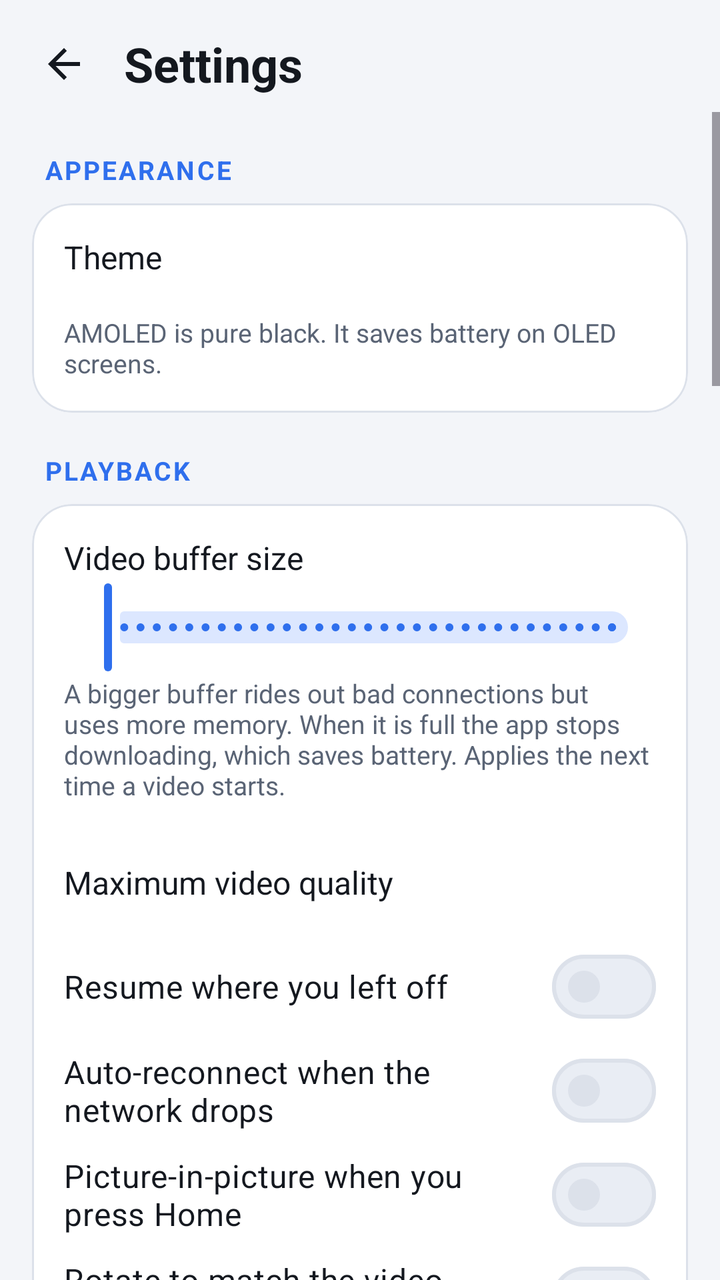
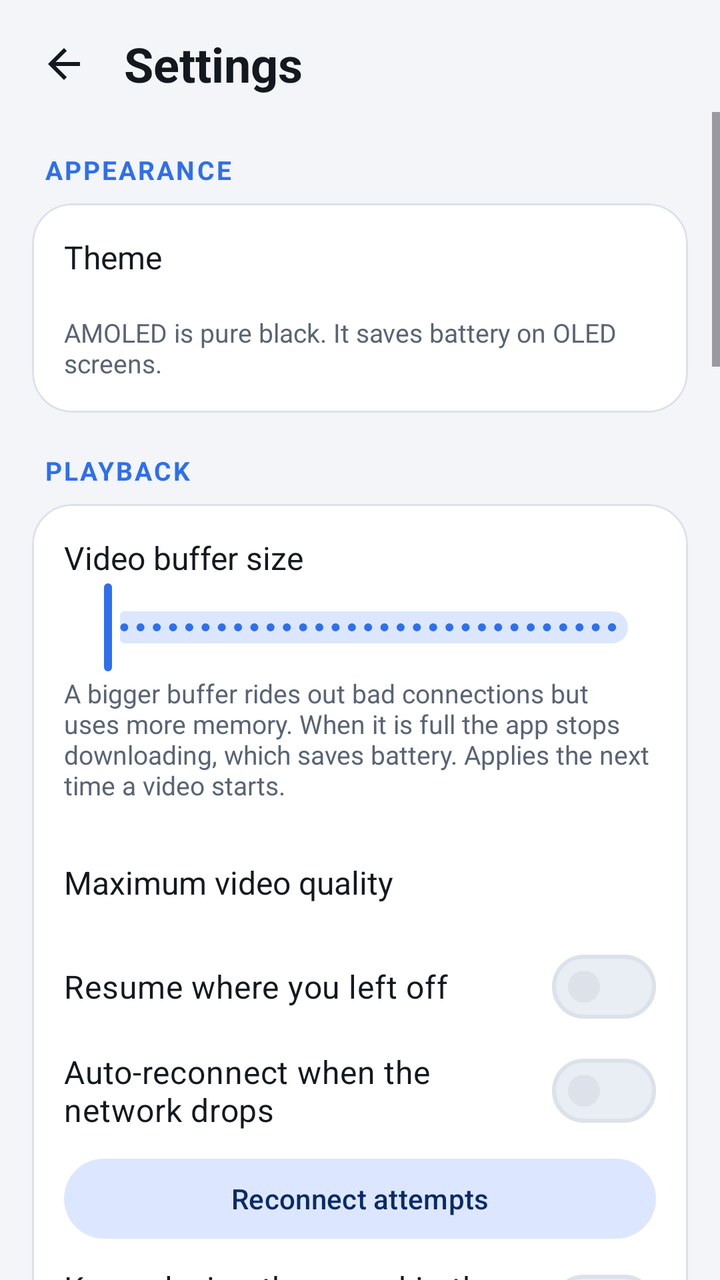

Screens rendered from an Android XML layout before and after an edit, with the pre-edit source and the edit as a unified diff.
<!-- AndroidManifest.xml: application theme Theme.StreamLite -->
<!-- res/layout/activity_settings.xml -->
<?xml version="1.0" encoding="utf-8"?>
<LinearLayout xmlns:android="http://schemas.android.com/apk/res/android"
    xmlns:app="http://schemas.android.com/apk/res-auto"
    android:layout_width="match_parent"
    android:layout_height="match_parent"
    android:background="?attr/slBg"
    android:fitsSystemWindows="true"
    android:orientation="vertical">

    <LinearLayout
        android:layout_width="match_parent"
        android:layout_height="wrap_content"
        android:gravity="center_vertical"
        android:orientation="horizontal"
        android:paddingStart="8dp"
        android:paddingTop="8dp"
        android:paddingEnd="8dp">

        <ImageButton
            android:id="@+id/backBtn"
            style="@style/SL.IconBtn"
            android:contentDescription="Back"
            android:src="@drawable/ic_back"
            android:tint="?attr/colorOnSurface" />

        <TextView
            android:layout_width="wrap_content"
            android:layout_height="wrap_content"
            android:layout_marginStart="6dp"
            android:text="Settings"
            android:textColor="?attr/colorOnSurface"
            android:textSize="24sp"
            android:textStyle="bold" />
    </LinearLayout>

    <ScrollView
        android:layout_width="match_parent"
        android:layout_height="0dp"
        android:layout_weight="1"
        android:clipToPadding="false"
        android:paddingBottom="24dp">

        <LinearLayout
            android:layout_width="match_parent"
            android:layout_height="wrap_content"
            android:orientation="vertical"
            android:paddingStart="16dp"
            android:paddingEnd="16dp">

            
            <TextView
                style="@style/SL.Section"
                android:text="Appearance" />

            <com.google.android.material.card.MaterialCardView
                style="@style/SL.Card"
                android:layout_width="match_parent"
                android:layout_height="wrap_content">

                <LinearLayout
                    android:layout_width="match_parent"
                    android:layout_height="wrap_content"
                    android:orientation="vertical"
                    android:padding="16dp">

                    <TextView
                        style="@style/SL.Label"
                        android:text="Theme" />

                    <com.google.android.material.button.MaterialButtonToggleGroup
                        android:id="@+id/themeGroup"
                        android:layout_width="match_parent"
                        android:layout_height="wrap_content"
                        android:layout_marginTop="10dp"
                        app:selectionRequired="true"
                        app:singleSelection="true">

                        <Button
                            android:id="@+id/themeSystem"
                            style="?attr/materialButtonOutlinedStyle"
                            android:layout_width="0dp"
                            android:layout_height="wrap_content"
                            android:layout_weight="1"
                            android:text="System" />

                        <Button
                            android:id="@+id/themeDark"
                            style="?attr/materialButtonOutlinedStyle"
                            android:layout_width="0dp"
                            android:layout_height="wrap_content"
                            android:layout_weight="1"
                            android:text="Dark" />

                        <Button
                            android:id="@+id/themeAmoled"
                            style="?attr/materialButtonOutlinedStyle"
                            android:layout_width="0dp"
                            android:layout_height="wrap_content"
                            android:layout_weight="1"
                            android:text="AMOLED" />
                    </com.google.android.material.button.MaterialButtonToggleGroup>

                    <TextView
                        style="@style/SL.Hint"
                        android:layout_marginTop="8dp"
                        android:text="AMOLED is pure black. It saves battery on OLED screens." />
                </LinearLayout>
            </com.google.android.material.card.MaterialCardView>

            
            <TextView
                style="@style/SL.Section"
                android:text="Playback" />

            <com.google.android.material.card.MaterialCardView
                style="@style/SL.Card"
                android:layout_width="match_parent"
                android:layout_height="wrap_content">

                <LinearLayout
                    android:layout_width="match_parent"
                    android:layout_height="wrap_content"
                    android:orientation="vertical"
                    android:padding="16dp">

                    <LinearLayout
                        android:layout_width="match_parent"
                        android:layout_height="wrap_content"
                        android:orientation="horizontal">

                        <TextView
                            style="@style/SL.Label"
                            android:layout_width="0dp"
                            android:layout_weight="1"
                            android:text="Video buffer size" />

                        <TextView
                            android:id="@+id/bufValue"
                            android:layout_width="wrap_content"
                            android:layout_height="wrap_content"
                            android:textColor="?attr/colorPrimary"
                            android:textSize="16sp"
                            android:textStyle="bold" />
                    </LinearLayout>

                    <com.google.android.material.slider.Slider
                        android:id="@+id/bufSlider"
                        android:layout_width="match_parent"
                        android:layout_height="wrap_content"
                        android:stepSize="8"
                        android:valueFrom="8"
                        android:valueTo="256" />

                    <TextView
                        style="@style/SL.Hint"
                        android:layout_marginTop="0dp"
                        android:text="A bigger buffer rides out bad connections but uses more memory. When it is full the app stops downloading, which saves battery. Applies the next time a video starts." />

                    <LinearLayout
                        android:id="@+id/resRow"
                        android:layout_width="match_parent"
                        android:layout_height="wrap_content"
                        android:layout_marginTop="14dp"
                        android:background="?attr/selectableItemBackground"
                        android:minHeight="52dp"
                        android:gravity="center_vertical"
                        android:orientation="horizontal">

                        <TextView
                            style="@style/SL.Label"
                            android:layout_width="0dp"
                            android:layout_weight="1"
                            android:text="Maximum video quality" />

                        <TextView
                            android:id="@+id/resValue"
                            android:layout_width="wrap_content"
                            android:layout_height="wrap_content"
                            android:textColor="?attr/colorPrimary"
                            android:textSize="15sp"
                            android:textStyle="bold" />
                    </LinearLayout>

                    <com.google.android.material.materialswitch.MaterialSwitch
                        android:id="@+id/swResume"
                        style="@style/SL.Switch"
                        android:text="Resume where you left off" />

                    <com.google.android.material.materialswitch.MaterialSwitch
                        android:id="@+id/swReconnect"
                        style="@style/SL.Switch"
                        android:text="Auto-reconnect when the network drops" />

                    <com.google.android.material.materialswitch.MaterialSwitch
                        android:id="@+id/swPip"
                        style="@style/SL.Switch"
                        android:text="Picture-in-picture when you press Home" />

                    <com.google.android.material.materialswitch.MaterialSwitch
                        android:id="@+id/swFollow"
                        style="@style/SL.Switch"
                        android:text="Rotate to match the video automatically" />

                    <com.google.android.material.materialswitch.MaterialSwitch
                        android:id="@+id/swClip"
                        style="@style/SL.Switch"
                        android:text="Offer copied links when the app opens" />

                    <com.google.android.material.materialswitch.MaterialSwitch
                        android:id="@+id/swRemember"
                        style="@style/SL.Switch"
                        android:text="Remember speed, zoom, language and delay for each video" />

                    <TextView
                        style="@style/SL.Label"
                        android:layout_marginTop="12dp"
                        android:text="Keep buffering while paused" />

                    <com.google.android.material.button.MaterialButtonToggleGroup
                        android:id="@+id/prebufferGroup"
                        android:layout_width="match_parent"
                        android:layout_height="wrap_content"
                        android:layout_marginTop="10dp"
                        app:selectionRequired="true"
                        app:singleSelection="true">

                        <Button
                            android:id="@+id/preAlways"
                            style="?attr/materialButtonOutlinedStyle"
                            android:layout_width="0dp"
                            android:layout_height="wrap_content"
                            android:layout_weight="1"
                            android:text="Always" />

                        <Button
                            android:id="@+id/preWifi"
                            style="?attr/materialButtonOutlinedStyle"
                            android:layout_width="0dp"
                            android:layout_height="wrap_content"
                            android:layout_weight="1"
                            android:text="Wi-Fi only" />

                        <Button
                            android:id="@+id/preNever"
                            style="?attr/materialButtonOutlinedStyle"
                            android:layout_width="0dp"
                            android:layout_height="wrap_content"
                            android:layout_weight="1"
                            android:text="Never" />
                    </com.google.android.material.button.MaterialButtonToggleGroup>

                    <TextView
                        style="@style/SL.Hint"
                        android:layout_marginTop="8dp"
                        android:text="When you pause, the app can keep downloading ahead so playback is ready when you resume. Wi-Fi only avoids using mobile data while paused." />
                </LinearLayout>
            </com.google.android.material.card.MaterialCardView>

            
            <TextView
                style="@style/SL.Section"
                android:text="Compatibility (TVs and older devices)" />

            <com.google.android.material.card.MaterialCardView
                style="@style/SL.Card"
                android:layout_width="match_parent"
                android:layout_height="wrap_content">

                <LinearLayout
                    android:layout_width="match_parent"
                    android:layout_height="wrap_content"
                    android:orientation="vertical"
                    android:padding="16dp">

                    <TextView
                        style="@style/SL.Label"
                        android:text="Video decoder" />

                    <com.google.android.material.button.MaterialButtonToggleGroup
                        android:id="@+id/decoderGroup"
                        android:layout_width="match_parent"
                        android:layout_height="wrap_content"
                        android:layout_marginTop="10dp"
                        app:selectionRequired="true"
                        app:singleSelection="true">

                        <Button
                            android:id="@+id/decAuto"
                            style="?attr/materialButtonOutlinedStyle"
                            android:layout_width="0dp"
                            android:layout_height="wrap_content"
                            android:layout_weight="1"
                            android:text="Auto" />

                        <Button
                            android:id="@+id/decSoft"
                            style="?attr/materialButtonOutlinedStyle"
                            android:layout_width="0dp"
                            android:layout_height="wrap_content"
                            android:layout_weight="1"
                            android:text="Software first" />

                        <Button
                            android:id="@+id/decHard"
                            style="?attr/materialButtonOutlinedStyle"
                            android:layout_width="0dp"
                            android:layout_height="wrap_content"
                            android:layout_weight="1"
                            android:text="Hardware only" />
                    </com.google.android.material.button.MaterialButtonToggleGroup>

                    <TextView
                        style="@style/SL.Hint"
                        android:layout_marginTop="8dp"
                        android:text="If a video plays sound but shows no picture, try Software first. It is slower and uses more battery, but it can handle formats a TV chip cannot." />

                    <com.google.android.material.materialswitch.MaterialSwitch
                        android:id="@+id/swTexture"
                        style="@style/SL.Switch"
                        android:layout_marginTop="10dp"
                        android:text="Draw video with TextureView" />

                    <TextView
                        style="@style/SL.Hint"
                        android:layout_marginTop="0dp"
                        android:text="Fixes a black picture on some TVs. Uses a little more power. Applies the next time a video starts." />
                </LinearLayout>
            </com.google.android.material.card.MaterialCardView>

            
            <TextView
                style="@style/SL.Section"
                android:text="Subtitles" />

            <com.google.android.material.card.MaterialCardView
                style="@style/SL.Card"
                android:layout_width="match_parent"
                android:layout_height="wrap_content">

                <LinearLayout
                    android:layout_width="match_parent"
                    android:layout_height="wrap_content"
                    android:orientation="vertical"
                    android:padding="16dp">

                    <FrameLayout
                        android:layout_width="match_parent"
                        android:layout_height="96dp"
                        android:background="@drawable/bg_preview">

                        <TextView
                            android:id="@+id/subPreview"
                            android:layout_width="wrap_content"
                            android:layout_height="wrap_content"
                            android:layout_gravity="bottom|center_horizontal"
                            android:layout_marginBottom="10dp"
                            android:padding="4dp"
                            android:text="This is how subtitles look"
                            android:textColor="#FFFFFF" />
                    </FrameLayout>

                    <LinearLayout
                        android:layout_width="match_parent"
                        android:layout_height="wrap_content"
                        android:layout_marginTop="12dp"
                        android:orientation="horizontal">

                        <TextView
                            style="@style/SL.Label"
                            android:layout_width="0dp"
                            android:layout_weight="1"
                            android:text="Size" />

                        <TextView
                            android:id="@+id/subSizeValue"
                            android:layout_width="wrap_content"
                            android:layout_height="wrap_content"
                            android:textColor="?attr/colorPrimary"
                            android:textSize="16sp"
                            android:textStyle="bold" />
                    </LinearLayout>

                    <com.google.android.material.slider.Slider
                        android:id="@+id/subSize"
                        android:layout_width="match_parent"
                        android:layout_height="wrap_content"
                        android:stepSize="10"
                        android:valueFrom="50"
                        android:valueTo="250" />

                    <LinearLayout
                        android:layout_width="match_parent"
                        android:layout_height="wrap_content"
                        android:orientation="horizontal">

                        <TextView
                            style="@style/SL.Label"
                            android:layout_width="0dp"
                            android:layout_weight="1"
                            android:text="Height from bottom" />

                        <TextView
                            android:id="@+id/subPosValue"
                            android:layout_width="wrap_content"
                            android:layout_height="wrap_content"
                            android:textColor="?attr/colorPrimary"
                            android:textSize="16sp"
                            android:textStyle="bold" />
                    </LinearLayout>

                    <com.google.android.material.slider.Slider
                        android:id="@+id/subPos"
                        android:layout_width="match_parent"
                        android:layout_height="wrap_content"
                        android:stepSize="1"
                        android:valueFrom="0"
                        android:valueTo="30" />

                    <TextView
                        style="@style/SL.Label"
                        android:text="Colour" />

                    <com.google.android.material.button.MaterialButtonToggleGroup
                        android:id="@+id/subColorGroup"
                        android:layout_width="match_parent"
                        android:layout_height="wrap_content"
                        android:layout_marginTop="8dp"
                        app:selectionRequired="true"
                        app:singleSelection="true">

                        <Button
                            android:id="@+id/subC0"
                            style="?attr/materialButtonOutlinedStyle"
                            android:layout_width="0dp"
                            android:layout_height="wrap_content"
                            android:layout_weight="1"
                            android:text="Aa" />

                        <Button
                            android:id="@+id/subC1"
                            style="?attr/materialButtonOutlinedStyle"
                            android:layout_width="0dp"
                            android:layout_height="wrap_content"
                            android:layout_weight="1"
                            android:text="Aa" />

                        <Button
                            android:id="@+id/subC2"
                            style="?attr/materialButtonOutlinedStyle"
                            android:layout_width="0dp"
                            android:layout_height="wrap_content"
                            android:layout_weight="1"
                            android:text="Aa" />

                        <Button
                            android:id="@+id/subC3"
                            style="?attr/materialButtonOutlinedStyle"
                            android:layout_width="0dp"
                            android:layout_height="wrap_content"
                            android:layout_weight="1"
                            android:text="Aa" />
                    </com.google.android.material.button.MaterialButtonToggleGroup>

                    <TextView
                        style="@style/SL.Label"
                        android:layout_marginTop="14dp"
                        android:text="Style" />

                    <com.google.android.material.button.MaterialButtonToggleGroup
                        android:id="@+id/subStyleGroup"
                        android:layout_width="match_parent"
                        android:layout_height="wrap_content"
                        android:layout_marginTop="8dp"
                        app:selectionRequired="true"
                        app:singleSelection="true">

                        <Button
                            android:id="@+id/subS0"
                            style="?attr/materialButtonOutlinedStyle"
                            android:layout_width="0dp"
                            android:layout_height="wrap_content"
                            android:layout_weight="1"
                            android:text="Outline" />

                        <Button
                            android:id="@+id/subS1"
                            style="?attr/materialButtonOutlinedStyle"
                            android:layout_width="0dp"
                            android:layout_height="wrap_content"
                            android:layout_weight="1"
                            android:text="Shadow" />

                        <Button
                            android:id="@+id/subS2"
                            style="?attr/materialButtonOutlinedStyle"
                            android:layout_width="0dp"
                            android:layout_height="wrap_content"
                            android:layout_weight="1"
                            android:text="Box" />
                    </com.google.android.material.button.MaterialButtonToggleGroup>

                    <com.google.android.material.textfield.TextInputLayout
                        style="@style/Widget.Material3.TextInputLayout.OutlinedBox"
                        android:layout_width="match_parent"
                        android:layout_height="wrap_content"
                        android:layout_marginTop="16dp"
                        android:hint="Preferred audio language (e.g. en, si, ta)">

                        <com.google.android.material.textfield.TextInputEditText
                            android:id="@+id/audioLang"
                            android:layout_width="match_parent"
                            android:layout_height="wrap_content"
                            android:inputType="textNoSuggestions"
                            android:maxLines="1" />
                    </com.google.android.material.textfield.TextInputLayout>

                    <com.google.android.material.textfield.TextInputLayout
                        style="@style/Widget.Material3.TextInputLayout.OutlinedBox"
                        android:layout_width="match_parent"
                        android:layout_height="wrap_content"
                        android:layout_marginTop="10dp"
                        android:hint="Preferred subtitle language (e.g. en)">

                        <com.google.android.material.textfield.TextInputEditText
                            android:id="@+id/textLang"
                            android:layout_width="match_parent"
                            android:layout_height="wrap_content"
                            android:inputType="textNoSuggestions"
                            android:maxLines="1" />
                    </com.google.android.material.textfield.TextInputLayout>

                    <com.google.android.material.materialswitch.MaterialSwitch
                        android:id="@+id/swAutoSubs"
                        style="@style/SL.Switch"
                        android:layout_marginTop="6dp"
                        android:text="Look for a subtitle file next to the video" />
                </LinearLayout>
            </com.google.android.material.card.MaterialCardView>

            
            <TextView
                style="@style/SL.Section"
                android:text="Data usage" />

            <com.google.android.material.card.MaterialCardView
                style="@style/SL.Card"
                android:layout_width="match_parent"
                android:layout_height="wrap_content">

                <LinearLayout
                    android:layout_width="match_parent"
                    android:layout_height="wrap_content"
                    android:orientation="vertical"
                    android:padding="16dp">

                    <TextView
                        style="@style/SL.Hint"
                        android:layout_marginTop="0dp"
                        android:text="Last 7 days of streaming" />

                    <com.imesh.streamlite.BarChartView
                        android:id="@+id/usageChart"
                        android:layout_width="match_parent"
                        android:layout_height="150dp"
                        android:layout_marginTop="6dp" />

                    <TextView
                        android:id="@+id/usageText"
                        style="@style/SL.Label"
                        android:layout_marginTop="10dp"
                        android:lineSpacingExtra="4dp"
                        android:textSize="15sp" />
                </LinearLayout>
            </com.google.android.material.card.MaterialCardView>

            
            <TextView
                style="@style/SL.Section"
                android:text="Tools" />

            <com.google.android.material.card.MaterialCardView
                style="@style/SL.Card"
                android:layout_width="match_parent"
                android:layout_height="wrap_content">

                <LinearLayout
                    android:layout_width="match_parent"
                    android:layout_height="wrap_content"
                    android:orientation="vertical"
                    android:padding="16dp">

                    <com.google.android.material.button.MaterialButton
                        android:id="@+id/btnUpdate"
                        style="@style/Widget.Material3.Button.TonalButton"
                        android:layout_width="match_parent"
                        android:layout_height="wrap_content"
                        android:layout_marginBottom="10dp"
                        android:text="Check for updates"
                        app:icon="@drawable/ic_copy" />

                    <com.google.android.material.button.MaterialButton
                        android:id="@+id/btnDebug"
                        style="@style/Widget.Material3.Button.TonalButton"
                        android:layout_width="match_parent"
                        android:layout_height="wrap_content"
                        android:text="Copy debug report"
                        app:icon="@drawable/ic_copy" />

                    <TextView
                        style="@style/SL.Hint"
                        android:text="Copies device info and recent player events (links are shortened, headers are never included). Paste it into a chat if something goes wrong." />

                    <com.google.android.material.button.MaterialButton
                        android:id="@+id/btnClear"
                        style="@style/Widget.Material3.Button.TonalButton"
                        android:layout_width="match_parent"
                        android:layout_height="wrap_content"
                        android:layout_marginTop="14dp"
                        android:text="Clear recent links (keeps favorites)"
                        app:icon="@drawable/ic_delete" />

                    <com.google.android.material.button.MaterialButton
                        android:id="@+id/btnResetUsage"
                        style="@style/Widget.Material3.Button.TonalButton"
                        android:layout_width="match_parent"
                        android:layout_height="wrap_content"
                        android:layout_marginTop="8dp"
                        android:text="Reset data usage"
                        app:icon="@drawable/ic_timer" />

                    <TextView
                        android:id="@+id/versionText"
                        style="@style/SL.Hint"
                        android:layout_marginTop="14dp"
                        android:gravity="center" />
                </LinearLayout>
            </com.google.android.material.card.MaterialCardView>
        </LinearLayout>
    </ScrollView>
</LinearLayout>
<!-- resources referenced by this layout -->
<resources>
  <!-- drawable bg_preview (drawable) -->
  <?xml version="1.0" encoding="utf-8"?>
  <shape xmlns:android="http://schemas.android.com/apk/res/android" android:shape="rectangle">
      <solid android:color="#FF2A3550" />
      <corners android:radius="14dp" />
  </shape>
  <!-- drawable ic_back (drawable) -->
  <?xml version="1.0" encoding="utf-8"?>
  <vector xmlns:android="http://schemas.android.com/apk/res/android"
      android:width="24dp"
      android:height="24dp"
      android:viewportWidth="24"
      android:viewportHeight="24">
      <path
          android:fillColor="#FFFFFF"
          android:pathData="M20,11H7.83l5.59,-5.59L12,4l-8,8 8,8 1.41,-1.41L7.83,13H20v-2z" />
  </vector>
  <!-- drawable ic_copy (drawable) -->
  <?xml version="1.0" encoding="utf-8"?>
  <vector xmlns:android="http://schemas.android.com/apk/res/android"
      android:width="24dp"
      android:height="24dp"
      android:viewportWidth="24"
      android:viewportHeight="24">
      <path
          android:fillColor="#FFFFFF"
          android:pathData="M16,1H4C2.9,1 2,1.9 2,3v14h2V3h12V1zM19,5H8C6.9,5 6,5.9 6,7v14c0,1.1 0.9,2 2,2h11c1.1,0 2,-0.9 2,-2V7C21,5.9 20.1,5 19,5zM19,21H8V7h11V21z" />
  </vector>
  <!-- drawable ic_delete (drawable) -->
  <?xml version="1.0" encoding="utf-8"?>
  <vector xmlns:android="http://schemas.android.com/apk/res/android"
      android:width="24dp"
      android:height="24dp"
      android:viewportWidth="24"
      android:viewportHeight="24">
      <path
          android:fillColor="#FFFFFF"
          android:pathData="M6,19c0,1.1 0.9,2 2,2h8c1.1,0 2,-0.9 2,-2V7H6v12zM19,4h-3.5l-1,-1h-5l-1,1H5v2h14V4z" />
  </vector>
  <style name="SL.Card" parent="Widget.Material3.CardView.Outlined">
          <item name="cardBackgroundColor">?attr/slCard</item>
          <item name="strokeColor">?attr/slOutline</item>
          <item name="strokeWidth">1dp</item>
          <item name="cardCornerRadius">20dp</item>
          <item name="cardElevation">0dp</item>
      </style>
  <style name="SL.Hint" parent="">
          <item name="android:layout_width">match_parent</item>
          <item name="android:layout_height">wrap_content</item>
          <item name="android:layout_marginTop">4dp</item>
          <item name="android:textColor">?attr/slText2</item>
          <item name="android:textSize">13sp</item>
      </style>
  <style name="SL.IconBtn" parent="">
          <item name="android:layout_width">48dp</item>
          <item name="android:layout_height">48dp</item>
          <item name="android:background">?attr/selectableItemBackgroundBorderless</item>
          <item name="android:padding">12dp</item>
          <item name="android:scaleType">fitCenter</item>
      </style>
  <style name="SL.Label" parent="">
          <item name="android:layout_width">wrap_content</item>
          <item name="android:layout_height">wrap_content</item>
          <item name="android:textColor">?attr/colorOnSurface</item>
          <item name="android:textSize">16sp</item>
      </style>
  <style name="SL.Switch" parent="">
          <item name="android:layout_width">match_parent</item>
          <item name="android:layout_height">wrap_content</item>
          <item name="android:minHeight">52dp</item>
          <item name="android:textColor">?attr/colorOnSurface</item>
          <item name="android:textSize">16sp</item>
      </style>
  <color name="sl_accent_light">#2F6FED</color>
  <color name="sl_card_light">#FFFFFF</color>
  <color name="sl_text_light">#14181F</color>
  <color name="sl_card_high_light">#E9EDF4</color>
  <color name="sl_text2_light">#5A6475</color>
  <color name="sl_outline_light">#DCE1EA</color>
  <color name="sl_bg_light">#F3F5F9</color>
  <!-- unchanged entries left out for length: 3 -->
</resources>

<!-- the commit's change to res/layout/activity_settings.xml (unified diff, before → after) -->
@@ -191,6 +191,25 @@
                         style="@style/SL.Switch"
                         android:text="Auto-reconnect when the network drops" />
 
+                    <com.google.android.material.button.MaterialButton
+                        android:id="@+id/btnRetries"
+                        style="@style/Widget.Material3.Button.TonalButton"
+                        android:layout_width="match_parent"
+                        android:layout_height="wrap_content"
+                        android:layout_marginTop="4dp"
+                        android:layout_marginBottom="4dp"
+                        android:text="Reconnect attempts" />
+
+                    <com.google.android.material.materialswitch.MaterialSwitch
+                        android:id="@+id/swBgAudio"
+                        style="@style/SL.Switch"
+                        android:text="Keep playing the sound in the background" />
+
+                    <TextView
+                        style="@style/SL.Hint"
+                        android:layout_marginBottom="8dp"
+                        android:text="When you leave the app or turn the screen off, the sound keeps playing with a notification (no video, low power). You can also start it from the player: More, Play audio in background." />
+
                     <com.google.android.material.materialswitch.MaterialSwitch
                         android:id="@+id/swPip"
                         style="@style/SL.Switch"
